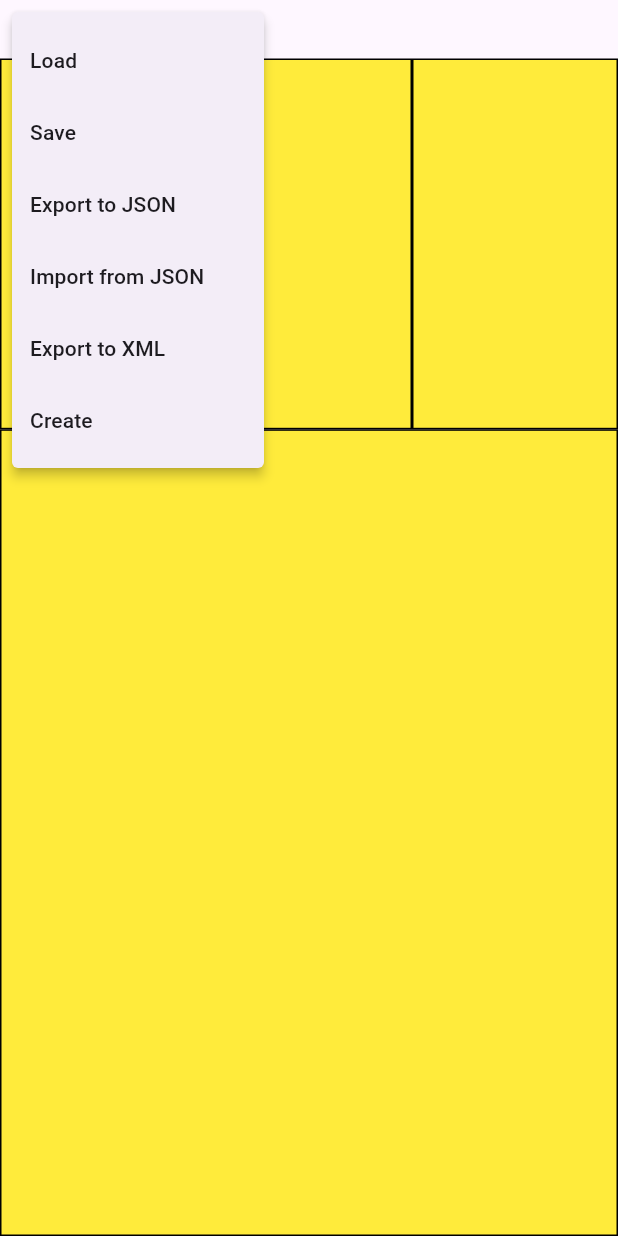
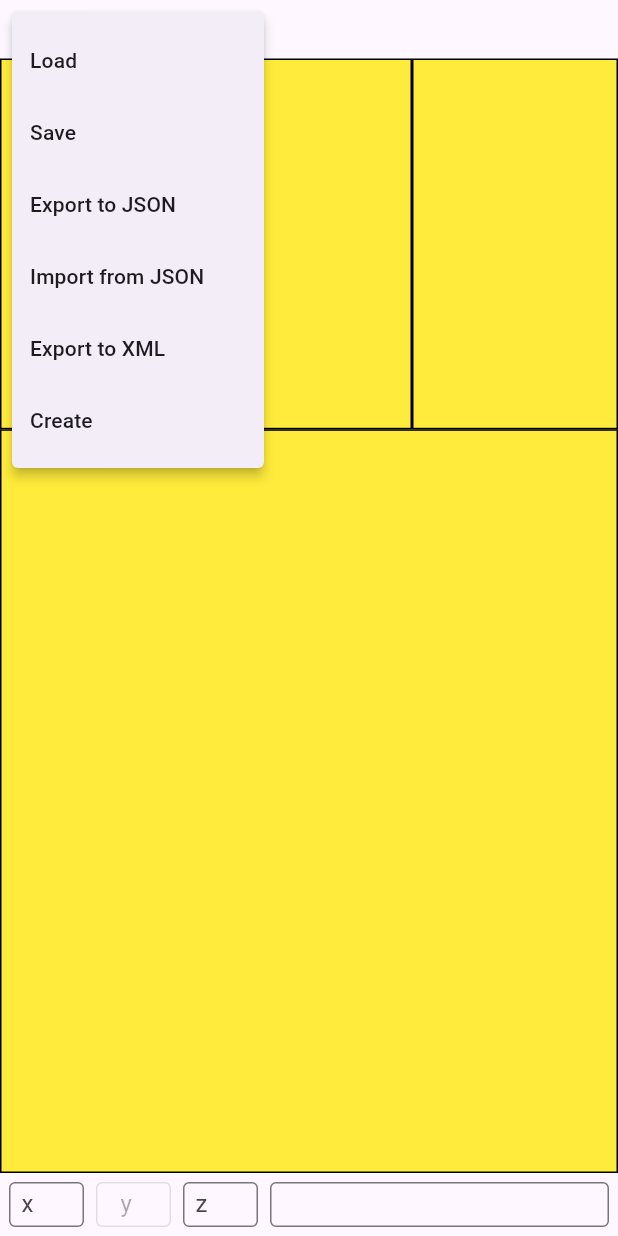
Before and after one commit to philip-w-howard/AVSHullWeb, a Flutter app: the DesignScreen screen opened directly with empty values, after a tap on "File", on a phone screen of 412 x 824 dp. Run offline on Flutter 3.47's test engine with Material 3 defaults, Android fonts, the phone set to English and light mode, and no system bars; missing offline and left inert: dart:html.

Commit message:
Added bottom line for x,y,z location

```diff
--- a/avs_hull_web/lib/UI/design_screen.dart
+++ b/avs_hull_web/lib/UI/design_screen.dart
@@ -17,6 +17,8 @@ import '../models/rotated_hull.dart';
 import 'resize_dialog.dart';
 import 'new_hull_dialog.dart';
 import '../IO/file_io.dart';
+import 'package:avs_hull_web/UI/input_helpers.dart';
+
 
 class DesignScreen extends StatelessWidget {
   DesignScreen({super.key, required Hull mainHull, required HullLogger logger})
@@ -151,6 +153,60 @@ class DesignScreen extends StatelessWidget {
             ],
           ),
           _editWindow,
+          const Padding(
+              padding: EdgeInsets.all(6.0),
+              child: Row(
+                children: [
+                    XYZWidget(
+                      labelText: 'x',
+                      initValue: '',
+                      width: 50,
+                      height: 30,
+                    ),
+                  SizedBox(width: 8), // Spacing between textboxes
+                  SizedBox(
+                    width: 50, height: 30,
+                    child: TextField(
+                      enabled: false,
+                      decoration: InputDecoration(
+                        labelText: 'y',
+                        border: OutlineInputBorder(),
+                        hintText: '2',
+                      ),
+                    ),
+                  ),
+                  SizedBox(width: 8),
+                  SizedBox(
+                    width: 50, height: 30,
+                    child: TextField(
+                      //enabled: false,
+                      decoration: InputDecoration(
+                        labelText: 'z',
+                        contentPadding: EdgeInsets.symmetric(vertical: 4, horizontal: 4),
+                        border: OutlineInputBorder(),
+                        hintText: '3',
+                      ),
+                    ),
+                  ),
+                  SizedBox(width: 8),
+
+                  // Larger text box occupying remaining space
+                  Expanded(
+                    child: SizedBox(
+                      height: 30,
+                      child: TextField(
+                        // enabled: false,
+                        decoration: InputDecoration(
+                          border: OutlineInputBorder(),
+                          hintText: '',
+                        ),
+                      ),
+                    ),
+                  ),
+                ],
+              ),
+            ),
+
         ],
       ),
     );
--- a/avs_hull_web/lib/UI/hull_window.dart
+++ b/avs_hull_web/lib/UI/hull_window.dart
@@ -178,6 +178,8 @@ class HullWindow extends StatelessWidget {
       double locRatio = details.localPosition.dx / _drawDetails.size.width;
 
       _drawDetails.rotateModeA = (locRatio < 0.25 || locRatio > .75);
+      print('calc: ${details.localPosition.dx} ${_drawDetails.size.width}');
+      print('width $width locRatio $locRatio ModeA ${_drawDetails.rotateModeA}');
     }
   }
 
--- a/avs_hull_web/lib/UI/input_helpers.dart
+++ b/avs_hull_web/lib/UI/input_helpers.dart
@@ -158,3 +158,73 @@ class CustomCheckboxState extends State<CustomCheckbox> {
     );
   }
 }
+
+// **************************************************************
+class XYZWidget extends StatefulWidget {
+  final String labelText;
+  final String initValue;
+  final double width;
+  final double height;
+
+  const XYZWidget({
+    super.key,
+    required this.labelText,
+    required this.initValue,
+    required this.width,
+    required this.height,
+    })
+    : super();
+
+  @override
+  XYZWidgetState createState() => XYZWidgetState();
+}
+
+class XYZWidgetState extends State<XYZWidget> {
+  // Step 1: Create a TextEditingController
+  final TextEditingController _controller = TextEditingController();
+
+  @override
+  void initState() {
+    super.initState();
+
+    // Step 2: Set an initial value
+    _controller.text = widget.initValue;
+  }
+
+  @override
+  void dispose() {
+    // Dispose of the controller when the widget is disposed
+    _controller.dispose();
+    super.dispose();
+  }
+
+  // Method to programmatically update the text field
+  void setContent(String newValue) {
+    setState(() {
+      _controller.text = newValue;
+    });
+  }
+
+  // Method to read the text field content
+  String getContent() {
+    final textValue = _controller.text;
+    return textValue;
+  }
+
+  @override
+  Widget build(BuildContext context) {
+    return  SizedBox(
+        width: widget.width, height: widget.height,
+        child: TextField(
+          //enabled: false,
+          controller: _controller,
+          decoration: InputDecoration(
+            labelText: widget.labelText,
+            contentPadding: const EdgeInsets.symmetric(vertical: 4, horizontal: 4),
+            border: const OutlineInputBorder(),
+          ),
+        ),
+      );
+
+  }
+}
--- a/avs_hull_web/lib/main.dart
+++ b/avs_hull_web/lib/main.dart
@@ -104,6 +104,7 @@ class MainAppState extends State<MainAppWindow>
     _context = context;
     return Scaffold(
         appBar: AppBar(
+            toolbarHeight: 20.0,
             title: const Text('AVS Hull $version'),
             bottom: TabBar(
               controller: _tabController,
```
Also changed, not shown: 2 other files.
